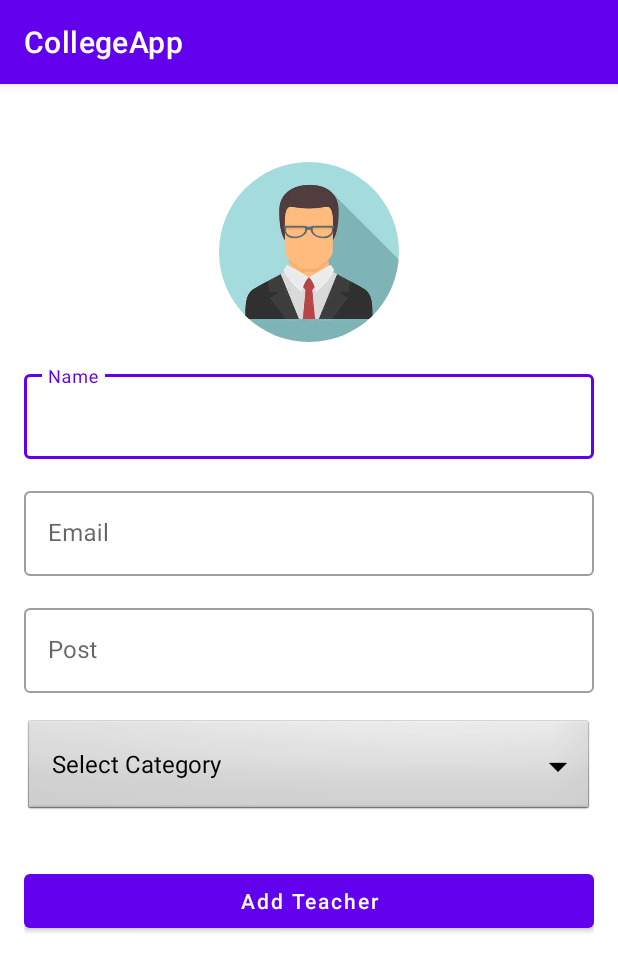
After one commit to Micoder-dev/College-Admin-Console-App, an Android app: the AddTeacher screen opened directly, with no data from a screen before it, on a phone screen of 412 x 824 dp. The commit adds this screen. Shown: the top 971 px of the screen. Run offline under Robolectric (Android 15) with nearby library versions, the phone set to English and light mode, and no system bars; our stand-ins replace CircleImageView.

Commit message:
design setup of add teacher activity

```diff
--- a/app/build.gradle
+++ b/app/build.gradle
@@ -42,4 +42,5 @@ dependencies {
     implementation 'com.google.firebase:firebase-analytics'
     implementation 'com.google.firebase:firebase-database:20.0.5'
     implementation 'com.google.firebase:firebase-storage:20.0.1'
+    implementation 'de.hdodenhof:circleimageview:3.1.0'
 }
--- a/app/src/main/AndroidManifest.xml
+++ b/app/src/main/AndroidManifest.xml
@@ -12,6 +12,12 @@
         android:roundIcon="@mipmap/ic_launcher_round"
         android:supportsRtl="true"
         android:theme="@style/Theme.CollegeApp">
+        <activity
+            android:name="com.micoder.collegeapp.faculty.AddTeacher"
+            android:exported="false" />
+        <activity
+            android:name="com.micoder.collegeapp.faculty.UpdateFaculty"
+            android:exported="false" />
         <activity
             android:name=".UploadPdfActivity"
             android:exported="false" />
--- /dev/null
+++ b/app/src/main/java/com/micoder/collegeapp/faculty/AddTeacher.java
@@ -0,0 +1,85 @@
+package com.micoder.collegeapp.faculty;
+
+import androidx.annotation.Nullable;
+import androidx.appcompat.app.AppCompatActivity;
+
+import android.content.Intent;
+import android.graphics.Bitmap;
+import android.net.Uri;
+import android.os.Bundle;
+import android.provider.MediaStore;
+import android.view.View;
+import android.widget.AdapterView;
+import android.widget.ArrayAdapter;
+import android.widget.Button;
+import android.widget.EditText;
+import android.widget.ImageView;
+import android.widget.Spinner;
+
+import com.micoder.collegeapp.R;
+
+import java.io.IOException;
+
+public class AddTeacher extends AppCompatActivity {
+
+    private ImageView addTeacherImage;
+    private EditText addTeacherName,addTeacherEmail,addTeacherPost;
+    private Spinner addTeacherCategory;
+    private Button addTeacherBtn;
+    private final int REQ=1;
+    private Bitmap bitmap=null;
+    private String category;
+
+    @Override
+    protected void onCreate(Bundle savedInstanceState) {
+        super.onCreate(savedInstanceState);
+        setContentView(R.layout.activity_add_teacher);
+
+        addTeacherImage=findViewById(R.id.addTeacherImage);
+        addTeacherName=findViewById(R.id.addTeacherName);
+        addTeacherEmail=findViewById(R.id.addTeacherEmail);
+        addTeacherPost=findViewById(R.id.addTeacherPost);
+        addTeacherCategory=findViewById(R.id.addTeacherCategory);
+        addTeacherBtn=findViewById(R.id.addTeacherBtn);
+
+        String[] items=new String[]{"Select Category","Computer Science","Mechanical","Physics","Chemistry"};
+        addTeacherCategory.setAdapter(new ArrayAdapter<String>(this, android.R.layout.simple_spinner_dropdown_item,items));
+
+        addTeacherCategory.setOnItemSelectedListener(new AdapterView.OnItemSelectedListener() {
+            @Override
+            public void onItemSelected(AdapterView<?> parent, View view, int position, long id) {
+                category=addTeacherCategory.getSelectedItem().toString();
+            }
+
+            @Override
+            public void onNothingSelected(AdapterView<?> parent) {
+
+            }
+        });
+
+        addTeacherImage.setOnClickListener(new View.OnClickListener() {
+            @Override
+            public void onClick(View v) {
+                openGallery();
+            }
+        });
+
+    }
+    private void openGallery() {
+        Intent pickImage=new Intent(Intent.ACTION_PICK, MediaStore.Images.Media.EXTERNAL_CONTENT_URI);
+        startActivityForResult(pickImage,REQ);
+    }
+    @Override
+    protected void onActivityResult(int requestCode, int resultCode, @Nullable Intent data) {
+        super.onActivityResult(requestCode, resultCode, data);
+        if (requestCode==REQ && resultCode==RESULT_OK){
+            Uri uri=data.getData();
+            try {
+                bitmap=MediaStore.Images.Media.getBitmap(getContentResolver(),uri);
+            } catch (IOException e) {
+                e.printStackTrace();
+            }
+            addTeacherImage.setImageBitmap(bitmap);
+        }
+    }
+}
--- /dev/null
+++ b/app/src/main/res/drawable/ic_add.xml
@@ -0,0 +1,5 @@
+<vector android:height="24dp" android:tint="#FFFFFF"
+    android:viewportHeight="24" android:viewportWidth="24"
+    android:width="24dp" xmlns:android="http://schemas.android.com/apk/res/android">
+    <path android:fillColor="@android:color/white" android:pathData="M19,13h-6v6h-2v-6H5v-2h6V5h2v6h6v2z"/>
+</vector>
--- /dev/null
+++ b/app/src/main/res/layout/activity_add_teacher.xml
@@ -0,0 +1,82 @@
+<?xml version="1.0" encoding="utf-8"?>
+<ScrollView xmlns:android="http://schemas.android.com/apk/res/android"
+    xmlns:app="http://schemas.android.com/apk/res-auto"
+    xmlns:tools="http://schemas.android.com/tools"
+    android:layout_width="match_parent"
+    android:layout_height="match_parent"
+    tools:context=".faculty.AddTeacher">
+
+    <LinearLayout
+        android:layout_width="match_parent"
+        android:layout_height="match_parent"
+        android:orientation="vertical"
+        android:padding="16dp">
+
+        <de.hdodenhof.circleimageview.CircleImageView
+            android:id="@+id/addTeacherImage"
+            android:layout_width="120dp"
+            android:layout_height="120dp"
+            android:src="@drawable/avatarprofile"
+            android:layout_gravity="center"
+            android:layout_marginTop="36dp"/>
+
+        <com.google.android.material.textfield.TextInputLayout
+            style="@style/Widget.MaterialComponents.TextInputLayout.OutlinedBox"
+            android:layout_width="match_parent"
+            android:layout_height="match_parent"
+            android:layout_marginTop="16dp">
+
+            <com.google.android.material.textfield.TextInputEditText
+                android:id="@+id/addTeacherName"
+                android:layout_width="match_parent"
+                android:inputType="text"
+                android:layout_height="wrap_content"
+                android:hint="Name" />
+        </com.google.android.material.textfield.TextInputLayout>
+        <com.google.android.material.textfield.TextInputLayout
+            style="@style/Widget.MaterialComponents.TextInputLayout.OutlinedBox"
+            android:layout_width="match_parent"
+            android:layout_height="match_parent"
+            android:layout_marginTop="16dp">
+
+            <com.google.android.material.textfield.TextInputEditText
+                android:id="@+id/addTeacherEmail"
+                android:layout_width="match_parent"
+                android:layout_height="wrap_content"
+                android:inputType="textEmailAddress"
+                android:hint="Email" />
+        </com.google.android.material.textfield.TextInputLayout>
+        <com.google.android.material.textfield.TextInputLayout
+            style="@style/Widget.MaterialComponents.TextInputLayout.OutlinedBox"
+            android:layout_width="match_parent"
+            android:layout_height="match_parent"
+            android:layout_marginTop="16dp">
+
+            <com.google.android.material.textfield.TextInputEditText
+                android:id="@+id/addTeacherPost"
+                android:layout_width="match_parent"
+                android:layout_height="wrap_content"
+                android:inputType="text"
+                android:hint="Post" />
+        </com.google.android.material.textfield.TextInputLayout>
+
+        <Spinner
+            android:layout_width="match_parent"
+            android:layout_height="wrap_content"
+            android:id="@+id/addTeacherCategory"
+            android:spinnerMode="dropdown"
+            android:background="@android:drawable/btn_dropdown"
+            android:gravity="center"
+            android:layout_marginVertical="16dp"/>
+
+        <com.google.android.material.button.MaterialButton
+            android:layout_width="match_parent"
+            android:layout_height="wrap_content"
+            android:text="Add Teacher"
+            android:layout_marginTop="16dp"
+            android:textAllCaps="false"
+            android:id="@+id/addTeacherBtn"/>
+
+    </LinearLayout>
+
+</ScrollView>
--- a/build.gradle
+++ b/build.gradle
@@ -9,8 +9,8 @@ buildscript {
 }
 // Top-level build file where you can add configuration options common to all sub-projects/modules.
 plugins {
-    id 'com.android.application' version '7.1.3' apply false
-    id 'com.android.library' version '7.1.3' apply false
+    id 'com.android.application' version '7.2.0' apply false
+    id 'com.android.library' version '7.2.0' apply false
 }
 
 task clean(type: Delete) {
```
Also changed, not shown: app/src/main/java/com/micoder/collegeapp/MainActivity.java (+8 -1 lines), app/src/main/java/com/micoder/collegeapp/faculty/UpdateFaculty.java (added, +30 -0 lines), app/src/main/res/layout/activity_update_faculty.xml (added, +20 -0 lines), app/src/main/res/drawable/avatarprofile.webp (added), gradle/wrapper/gradle-wrapper.properties.
